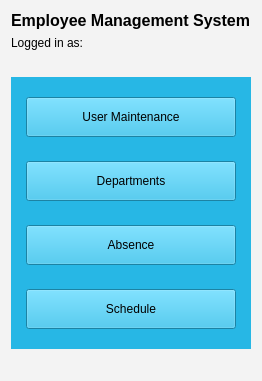
First picture: the form in EMS-App/menuScreen.ui, repository elroydsouza/HR-ManagementSystem, before the edit.
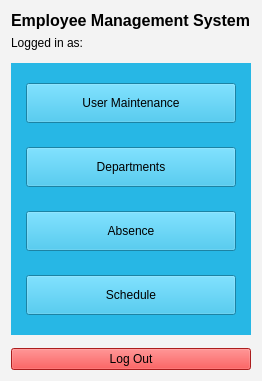
Second picture: the form after the edit.

```diff
--- a/EMS-App/menuScreen.ui
+++ b/EMS-App/menuScreen.ui
@@ -151,6 +151,16 @@
        </property>
       </spacer>
      </item>
+     <item>
+      <widget class="QPushButton" name="btn_logout">
+       <property name="styleSheet">
+        <string notr="true">background-color: rgb(239, 41, 41);</string>
+       </property>
+       <property name="text">
+        <string>Log Out</string>
+       </property>
+      </widget>
+     </item>
     </layout>
    </item>
   </layout>
```
